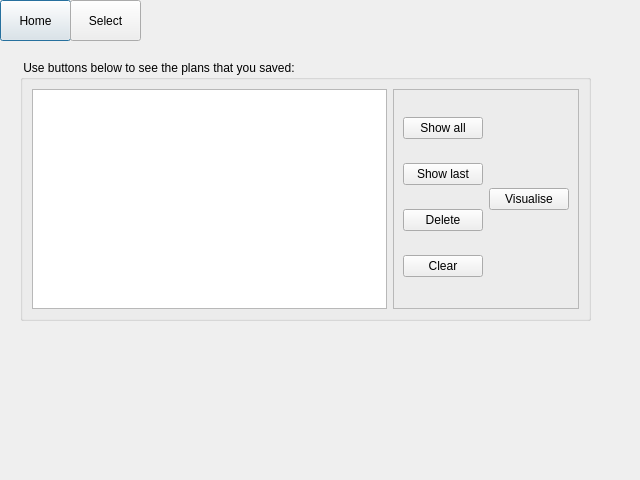
Qt form selection.ui (ariannabettin/FYPArianna) before a commit.
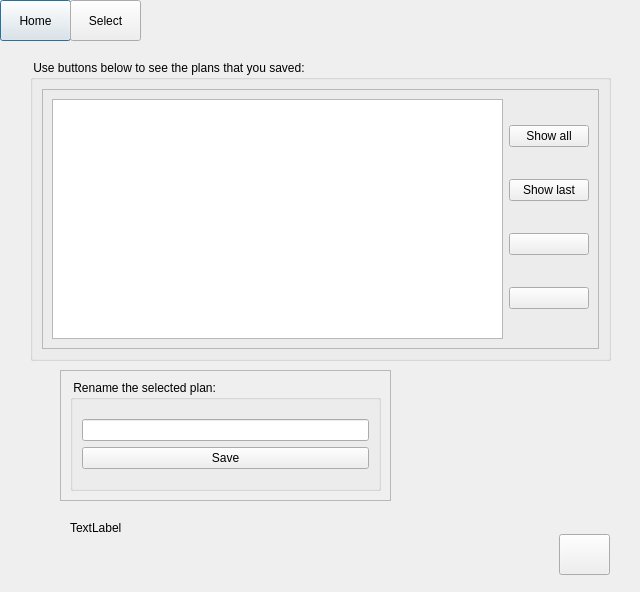
The same form after that commit.

Patch:
```diff
--- a/selection.ui
+++ b/selection.ui
@@ -7,7 +7,7 @@
     <x>0</x>
     <y>0</y>
     <width>640</width>
-    <height>480</height>
+    <height>592</height>
    </rect>
   </property>
   <property name="windowTitle">
@@ -42,10 +42,10 @@
   <widget class="QGroupBox" name="groupBox">
    <property name="geometry">
     <rect>
-     <x>20</x>
+     <x>30</x>
      <y>60</y>
-     <width>571</width>
-     <height>261</height>
+     <width>581</width>
+     <height>301</height>
     </rect>
    </property>
    <property name="title">
@@ -54,9 +54,6 @@
    <layout class="QVBoxLayout" name="verticalLayout_2">
     <item>
      <layout class="QHBoxLayout" name="horizontalLayout_2">
-      <item>
-       <widget class="QListWidget" name="list"/>
-      </item>
       <item>
        <widget class="QFrame" name="frame">
         <property name="frameShape">
@@ -66,6 +63,9 @@
          <enum>QFrame::Raised</enum>
         </property>
         <layout class="QHBoxLayout" name="horizontalLayout">
+         <item>
+          <widget class="QListWidget" name="list"/>
+         </item>
          <item>
           <layout class="QVBoxLayout" name="verticalLayout">
            <item>
@@ -85,30 +85,90 @@
            <item>
             <widget class="QPushButton" name="deleteButton">
              <property name="text">
-              <string>Delete</string>
+              <string/>
              </property>
             </widget>
            </item>
            <item>
             <widget class="QPushButton" name="clearButton">
              <property name="text">
-              <string>Clear</string>
+              <string/>
              </property>
             </widget>
            </item>
           </layout>
          </item>
+        </layout>
+       </widget>
+      </item>
+     </layout>
+    </item>
+   </layout>
+  </widget>
+  <widget class="QPushButton" name="visualiseButton">
+   <property name="geometry">
+    <rect>
+     <x>559</x>
+     <y>534</y>
+     <width>51</width>
+     <height>41</height>
+    </rect>
+   </property>
+   <property name="text">
+    <string/>
+   </property>
+  </widget>
+  <widget class="QLabel" name="renamedPlanLabel">
+   <property name="geometry">
+    <rect>
+     <x>70</x>
+     <y>520</y>
+     <width>541</width>
+     <height>16</height>
+    </rect>
+   </property>
+   <property name="text">
+    <string>TextLabel</string>
+   </property>
+  </widget>
+  <widget class="QFrame" name="frame_2">
+   <property name="geometry">
+    <rect>
+     <x>60</x>
+     <y>370</y>
+     <width>331</width>
+     <height>131</height>
+    </rect>
+   </property>
+   <property name="frameShape">
+    <enum>QFrame::StyledPanel</enum>
+   </property>
+   <property name="frameShadow">
+    <enum>QFrame::Raised</enum>
+   </property>
+   <layout class="QVBoxLayout" name="verticalLayout_5">
+    <item>
+     <widget class="QGroupBox" name="groupBox_2">
+      <property name="title">
+       <string> Rename the selected plan:</string>
+      </property>
+      <layout class="QVBoxLayout" name="verticalLayout_4">
+       <item>
+        <layout class="QVBoxLayout" name="verticalLayout_3">
          <item>
-          <widget class="QPushButton" name="visualiseButton">
+          <widget class="QLineEdit" name="NamePlanLine"/>
+         </item>
+         <item>
+          <widget class="QPushButton" name="saveButton">
            <property name="text">
-            <string>Visualise</string>
+            <string>Save</string>
            </property>
           </widget>
          </item>
         </layout>
-       </widget>
-      </item>
-     </layout>
+       </item>
+      </layout>
+     </widget>
     </item>
    </layout>
   </widget>
```
Left out of the diff: 4 changed lines with no effect on the pictures.
